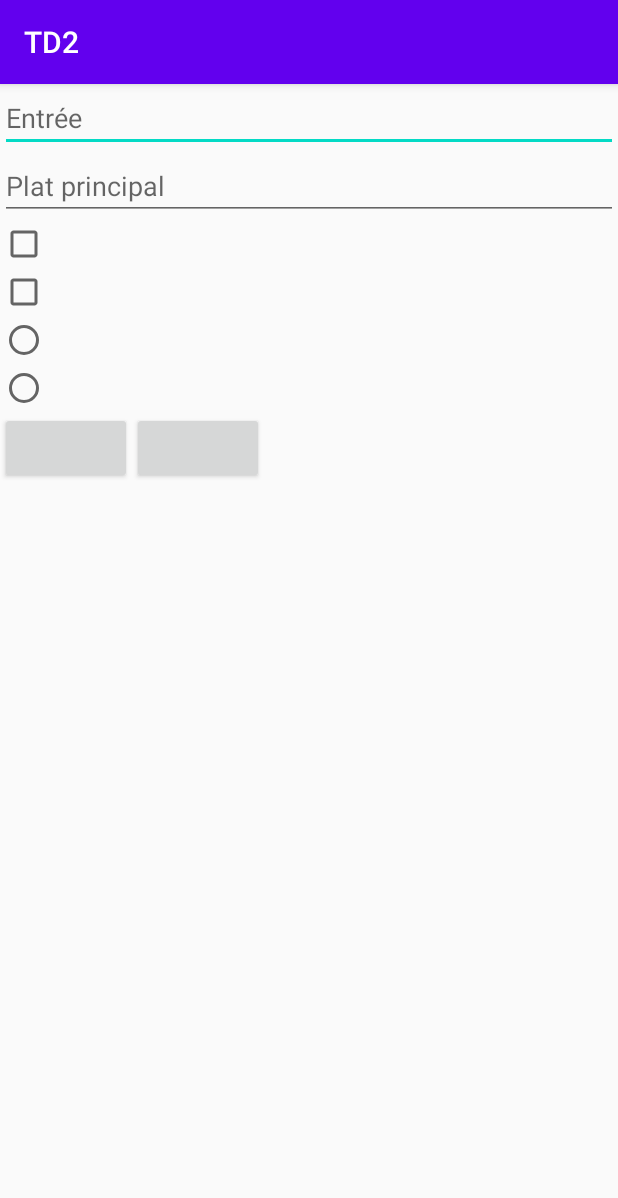
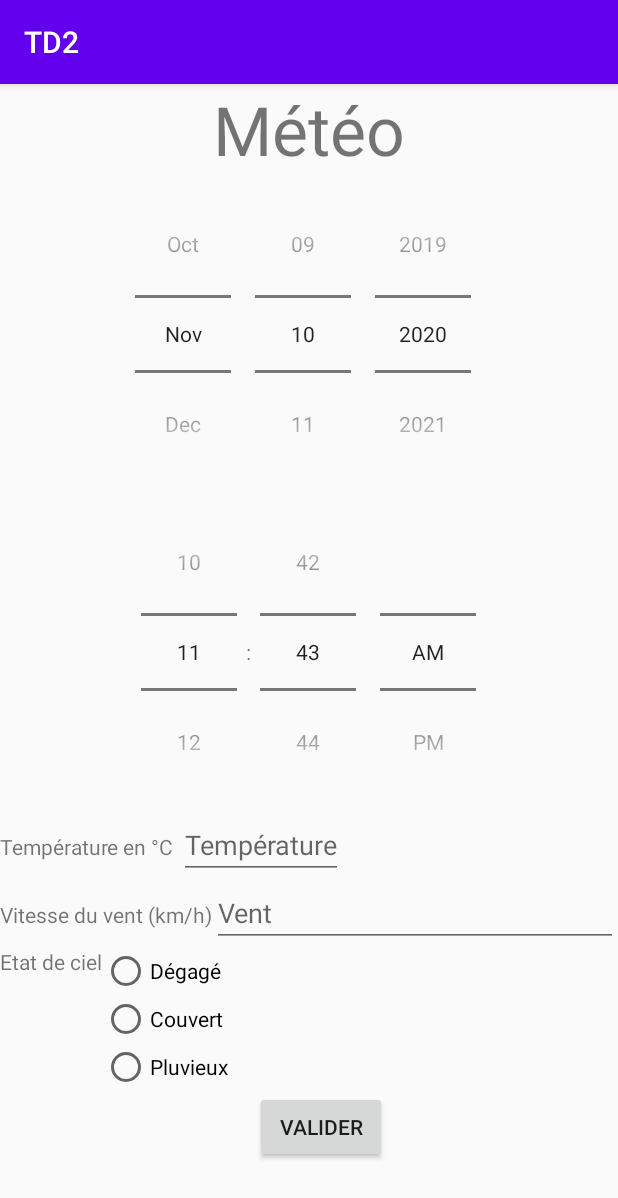
Before and after one commit to Meryeme-ATABIT/Android-Projects, an Android app: the screen it shows after launch (MainActivity), on a phone screen of 412 x 824 dp. Shown: the top 1198 px of the screen. Run offline under Robolectric (Android 15) with nearby library versions, the phone set to English and light mode, and no system bars.

Commit message:
commit project2

```diff
--- a/TDs/TD2/app/src/main/java/com/example/td2/MainActivity.java
+++ b/TDs/TD2/app/src/main/java/com/example/td2/MainActivity.java
@@ -13,8 +13,8 @@ public class MainActivity extends AppCompatActivity {
         //setContentView(R.layout.calendar);
         //setContentView(R.layout.relative_view);
         //setContentView(R.layout.constraint_view);
-        setContentView(R.layout.repas);
-        //setContentView(R.layout.meteo);
+        //setContentView(R.layout.repas);
+        setContentView(R.layout.meteo);
 
 
     }
--- a/TDs/TD2/app/src/main/res/layout/meteo.xml
+++ b/TDs/TD2/app/src/main/res/layout/meteo.xml
@@ -1,6 +1,105 @@
 <?xml version="1.0" encoding="utf-8"?>
-<androidx.constraintlayout.widget.ConstraintLayout
-    xmlns:android="http://schemas.android.com/apk/res/android" android:layout_width="match_parent"
-    android:layout_height="match_parent">
+<ScrollView
+    xmlns:android="http://schemas.android.com/apk/res/android"
+    xmlns:tools="http://schemas.android.com/tools"
+    android:layout_width="match_parent"
+    android:layout_height="match_parent"
+    android:scrollbarAlwaysDrawHorizontalTrack="true">
 
-</androidx.constraintlayout.widget.ConstraintLayout>
+    <LinearLayout
+        android:layout_width="match_parent"
+        android:layout_height="wrap_content"
+        android:orientation="vertical"
+        tools:ignore="MissingConstraints">
+
+        <TextView
+            android:layout_width="match_parent"
+            android:layout_height="wrap_content"
+            android:text="Météo"
+            android:textAlignment="center"
+            android:textSize="45sp" />
+
+        <DatePicker
+            android:layout_width="match_parent"
+            android:layout_height="wrap_content"
+            android:calendarViewShown="false"
+            android:datePickerMode="spinner"
+            />
+
+        <TimePicker
+            android:layout_width="match_parent"
+            android:layout_height="wrap_content"
+            android:timePickerMode="spinner"/>
+
+        <LinearLayout
+            android:layout_width="wrap_content"
+            android:layout_height="wrap_content"
+            android:orientation="horizontal">
+
+            <TextView
+                android:layout_width="wrap_content"
+                android:layout_height="wrap_content"
+                android:text="@string/temperature" />
+
+            <EditText
+                android:layout_width="match_parent"
+                android:layout_height="wrap_content"
+                android:hint="Température"/>
+        </LinearLayout>
+
+        <LinearLayout
+            android:layout_width="match_parent"
+            android:layout_height="wrap_content"
+            android:orientation="horizontal">
+
+            <TextView
+                android:layout_width="wrap_content"
+                android:layout_height="wrap_content"
+                android:text="@string/vent" />
+
+            <EditText
+                android:layout_width="match_parent"
+                android:layout_height="wrap_content"
+                android:hint="Vent"/>
+        </LinearLayout>
+
+        <LinearLayout
+            android:layout_width="match_parent"
+            android:layout_height="wrap_content"
+            android:orientation="horizontal">
+
+            <TextView
+                android:layout_width="wrap_content"
+                android:layout_height="wrap_content"
+                android:text="@string/Etat_ciel" />
+
+            <RadioGroup
+                android:layout_width="match_parent"
+                android:layout_height="wrap_content">
+
+                <RadioButton
+                    android:layout_width="wrap_content"
+                    android:layout_height="wrap_content"
+                    android:text="Dégagé" />
+
+                <RadioButton
+                    android:layout_width="wrap_content"
+                    android:layout_height="wrap_content"
+                    android:text="Couvert" />
+
+                <RadioButton
+                    android:layout_width="wrap_content"
+                    android:layout_height="wrap_content"
+                    android:text="Pluvieux" />
+            </RadioGroup>
+
+        </LinearLayout>
+        <Button
+            android:layout_width="wrap_content"
+            android:layout_height="wrap_content"
+            android:text="Valider"
+            android:layout_marginLeft="170dp" />
+            />
+    </LinearLayout>
+
+</ScrollView>
--- a/TDs/TD2/app/src/main/res/layout/repas.xml
+++ b/TDs/TD2/app/src/main/res/layout/repas.xml
@@ -4,35 +4,41 @@
     xmlns:tools="http://schemas.android.com/tools"
     android:layout_width="match_parent"
     android:layout_height="match_parent">
+
     <LinearLayout
         android:layout_width="match_parent"
         android:layout_height="match_parent"
-        android:orientation="vertical">
+        android:orientation="vertical"
+        android:layout_marginTop="200dp">
+
         <EditText
             android:id="@+id/entree"
             android:layout_width="match_parent"
             android:layout_height="wrap_content"
-            tools:ignore="MissingConstraints"
-            android:hint="@string/plat_entree"/>
+            android:hint="@string/plat_entree"
+            tools:ignore="MissingConstraints" />
 
         <EditText
             android:id="@+id/plat_principal"
             android:layout_width="match_parent"
             android:layout_height="wrap_content"
-            tools:ignore="MissingConstraints"
-            android:hint="@string/plat_pricipal"/>
+            android:hint="@string/plat_pricipal"
+            tools:ignore="MissingConstraints" />
 
         <CheckBox
             android:id="@+id/fromage"
             android:layout_width="match_parent"
             android:layout_height="wrap_content"
+            android:text="@string/fromage"
             tools:ignore="MissingConstraints" />
 
         <CheckBox
             android:id="@+id/fruit"
             android:layout_width="match_parent"
             android:layout_height="wrap_content"
+            android:text="@string/fruit"
             tools:ignore="MissingConstraints" />
+
         <RadioGroup
             android:layout_width="match_parent"
             android:layout_height="wrap_content"
@@ -42,34 +48,39 @@
                 android:id="@+id/midi"
                 android:layout_width="match_parent"
                 android:layout_height="wrap_content"
+                android:text="@string/midi"
                 tools:ignore="MissingConstraints" />
 
             <RadioButton
                 android:id="@+id/soir"
                 android:layout_width="match_parent"
                 android:layout_height="wrap_content"
+                android:text="@string/soir"
                 tools:ignore="MissingConstraints" />
 
         </RadioGroup>
+
         <LinearLayout
-            android:orientation="horizontal"
             android:layout_width="wrap_content"
-            android:layout_height="wrap_content">
+            android:layout_height="wrap_content"
+            android:orientation="horizontal">
+
             <Button
                 android:id="@+id/valider"
                 android:layout_width="wrap_content"
                 android:layout_height="wrap_content"
+                android:text="Valider"
                 tools:ignore="MissingConstraints" />
 
             <Button
                 android:id="@+id/annuler"
                 android:layout_width="wrap_content"
                 android:layout_height="wrap_content"
+                android:text="Annuler"
                 tools:ignore="MissingConstraints" />
         </LinearLayout>
 
     </LinearLayout>
 
 
-
 </androidx.constraintlayout.widget.ConstraintLayout>
--- a/TDs/TD2/app/src/main/res/values/strings.xml
+++ b/TDs/TD2/app/src/main/res/values/strings.xml
@@ -4,4 +4,12 @@
     <string name="btn1">OK</string>
     <string name="plat_entree">Entrée</string>
     <string name="plat_pricipal">"Plat principal "</string>
+    <string name="fromage">Fromage</string>
+    <string name="fruit">Fruit</string>
+    <string name="midi">Midi</string>
+    <string name="soir">Soir</string>
+    <string name="température">Température</string>
+    <string name="temperature">"Température en °C "</string>
+    <string name="vent">Vitesse du vent (km/h)</string>
+    <string name="Etat_ciel">Etat de ciel</string>
 </resources>
```
Also changed, not shown: TDs/TD2/app/src/main/res/layout/relative_view.xml (+23 -49 lines).
